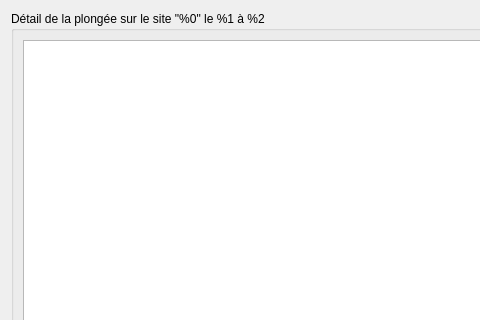
First picture: the form in CPSMPlongees/Gui/DiveDetails.ui, repository mathieu0c/CPSMPlongees, before the edit; both pictures show x 0 to 480 and y 0 to 320 of the 929 by 715 pixel window.
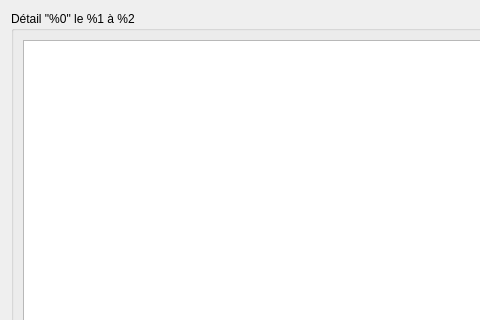
Second picture: the form after the edit.

```diff
--- a/CPSMPlongees/Gui/DiveDetails.ui
+++ b/CPSMPlongees/Gui/DiveDetails.ui
@@ -17,7 +17,7 @@
    <item>
     <widget class="QGroupBox" name="groupBox">
      <property name="title">
-      <string>Détail de la plongée sur le site &quot;%0&quot; le %1 à %2</string>
+      <string>Détail &quot;%0&quot; le %1 à %2</string>
      </property>
      <layout class="QVBoxLayout" name="verticalLayout_2">
       <item>
```
